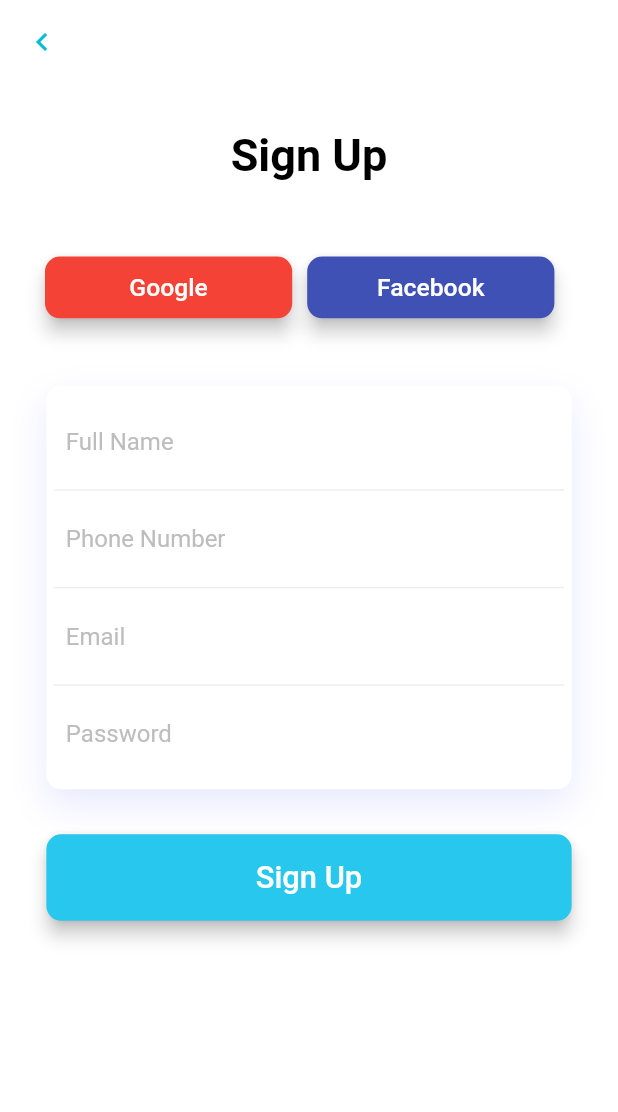
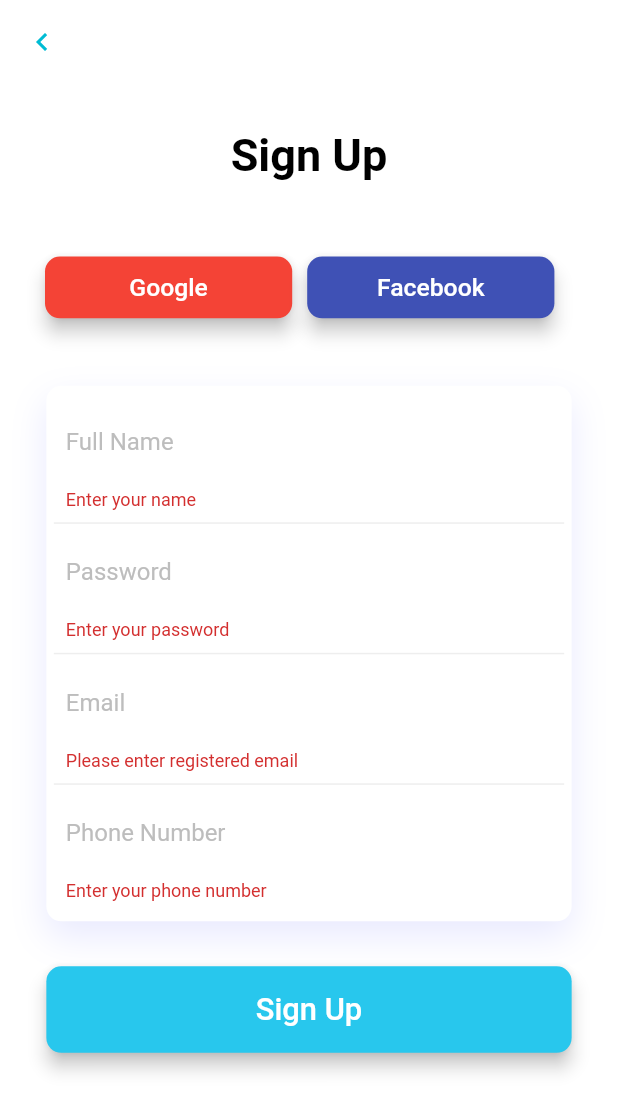
Before and after one commit to vaishnav-197/Ecommerce-App, a Flutter app: the SignUpPage screen opened directly, after a tap on "Sign Up", on a phone screen of 412 x 824 dp. Shown: the top 1112 px of the screen. Run offline on Flutter 3.47's test engine with Material 2 defaults, Android fonts, the light colour scheme and no system bars; our stand-ins replace dio, email_validator, fluttertoast; network calls fail.

Commit message:
authenticated

```diff
--- a/user_app/lib/screens/login.dart
+++ b/user_app/lib/screens/login.dart
@@ -66,9 +66,9 @@
                                 //     !EmailValidator.validate(value, true)
                                 //         ? 'Please enter registered email'
                                 //         : null,
-                                // validator: (value) =>
-                                //     value.isEmpty ? 'Enter your name' : null,
-                                // keyboardType: TextInputType.emailAddress,
+                                validator: (value) =>
+                                    value.isEmpty ? 'Enter your name' : null,
+                                keyboardType: TextInputType.emailAddress,
                                 onChanged: (val) {
                                   name = val;
                                 },
@@ -89,9 +89,9 @@
                                 onChanged: (val) {
                                   password = val;
                                 },
-                                // validator: (value) => value.isEmpty
-                                //     ? 'Enter your password'
-                                //     : null,
+                                validator: (value) => value.isEmpty
+                                    ? 'Enter your password'
+                                    : null,
                                 decoration: InputDecoration(
                                     border: InputBorder.none,
                                     hintText: "Password",
@@ -115,9 +115,9 @@
                     shape: RoundedRectangleBorder(
                         borderRadius: BorderRadius.circular(10.0)),
                     onPressed: () {
-                      // if (_formKey.currentState.validate()) {
-                      //   print(name);
-                      //   print(password);
+                      if (_formKey.currentState.validate()) {
+                        print(name);
+                        print(password);
 
                         AuthService().login(name, password).then((val) {
                           if (val.data['success']) {
@@ -132,7 +132,7 @@
                           }
                         });
 
-                      AuthService().getInfo(token).then((val) {
+                        AuthService().dash(token).then((val) {
                           Fluttertoast.showToast(
                               msg: val.data['msg'],
                               toastLength: Toast.LENGTH_SHORT,
@@ -142,6 +142,7 @@
                               textColor: Colors.white,
                               fontSize: 16.0);
                         });
+                      }
                     },
                     child: Text(
                       'Login',
--- a/user_app/lib/screens/signup.dart
+++ b/user_app/lib/screens/signup.dart
@@ -12,7 +12,7 @@
 
 class _SignUpPageState extends State<SignUpPage> {
   final _formKey = GlobalKey<FormState>();
-  String email, password, name, phonenumber, token;
+  String email, password, name, phone, token;
 
   @override
   Widget build(BuildContext context) {
@@ -128,8 +128,8 @@
                                 onChanged: (val) {
                                   name = val;
                                 },
-                                // validator: (value) =>
-                                //     value.isEmpty ? 'Enter your name' : null,
+                                validator: (value) =>
+                                    value.isEmpty ? 'Enter your name' : null,
                                 decoration: InputDecoration(
                                     border: InputBorder.none,
                                     hintText: "Full Name",
@@ -144,15 +144,16 @@
                                       bottom:
                                           BorderSide(color: Colors.grey[200]))),
                               child: TextFormField(
+                                obscureText: true,
                                 onChanged: (val) {
-                                  phonenumber = val;
+                                  password = val;
                                 },
-                                // validator: (value) => value.isEmpty
-                                //     ? 'Enter your phone number'
-                                //     : null,
+                                validator: (value) => value.isEmpty
+                                    ? 'Enter your password'
+                                    : null,
                                 decoration: InputDecoration(
                                     border: InputBorder.none,
-                                    hintText: "Phone Number",
+                                    hintText: "Password",
                                     hintStyle:
                                         TextStyle(color: Colors.grey[400])),
                               ),
@@ -164,10 +165,10 @@
                                       bottom:
                                           BorderSide(color: Colors.grey[200]))),
                               child: TextFormField(
-                                // validator: (value) =>
-                                //     !EmailValidator.validate(value, true)
-                                //         ? 'Please enter registered email'
-                                //         : null,
+                                validator: (value) =>
+                                    !EmailValidator.validate(value, true)
+                                        ? 'Please enter registered email'
+                                        : null,
                                 keyboardType: TextInputType.emailAddress,
                                 onChanged: (val) {
                                   email = val;
@@ -184,18 +185,18 @@
                               // decoration: BoxDecoration(
                               //     border: Border(
                               //         bottom:
-                              //             BorderSide(color: Colors.grey[200]))),
+                              //             BorderSide(color: Colors.grey[200]))
+                              //             ),
                               child: TextFormField(
-                                obscureText: true,
                                 onChanged: (val) {
-                                  password = val;
+                                  phone = val;
                                 },
-                                // validator: (value) => value.isEmpty
-                                //     ? 'Enter your password'
-                                //     : null,
+                                validator: (value) => value.isEmpty
+                                    ? 'Enter your phone number'
+                                    : null,
                                 decoration: InputDecoration(
                                     border: InputBorder.none,
-                                    hintText: "Password",
+                                    hintText: "Phone Number",
                                     hintStyle:
                                         TextStyle(color: Colors.grey[400])),
                               ),
@@ -216,21 +217,46 @@
                     shape: RoundedRectangleBorder(
                         borderRadius: BorderRadius.circular(10.0)),
                     onPressed: () async {
-                      // if (_formKey.currentState.validate()) {
-                      //   print(email);
-                      //   print(password);
-                      //   print(name);
-                      //   print(phonenumber);
-                      // }
-                      AuthService().addUser(name, password).then((val) {
+                      if (_formKey.currentState.validate()) {
+                        print(email);
+                        print(password);
+                        print(name);
+                        print(phone);
+                      }
+                      AuthService()
+                          .addUser(
+                        name,
+                        password,
+                        email,
+                        phone,
+                      )
+                          .then((val) {
+                        if (val.data['success']) {
+                          // token = val.data['token'];
                           Fluttertoast.showToast(
-                            msg: 'Register Successfull',
+                              msg: val.data['msg'],
                               toastLength: Toast.LENGTH_SHORT,
                               gravity: ToastGravity.BOTTOM,
-                            timeInSecForIosWeb: 1,
                               backgroundColor: Colors.green,
                               textColor: Colors.white,
                               fontSize: 16.0);
+                        } else {
+                          Fluttertoast.showToast(
+                              msg: val.data['msg'],
+                              toastLength: Toast.LENGTH_SHORT,
+                              gravity: ToastGravity.BOTTOM,
+                              backgroundColor: Colors.red,
+                              textColor: Colors.white,
+                              fontSize: 16.0);
+                        }
+                        // Fluttertoast.showToast(
+                        //     msg: 'Registation Successfull',
+                        //     toastLength: Toast.LENGTH_SHORT,
+                        //     gravity: ToastGravity.BOTTOM,
+                        //     timeInSecForIosWeb: 1,
+                        //     backgroundColor: Colors.green,
+                        //     textColor: Colors.white,
+                        //     fontSize: 16.0);
                       });
                     },
                     child: Text(
--- a/user_app/lib/services/authenticate.dart
+++ b/user_app/lib/services/authenticate.dart
@@ -23,14 +23,19 @@
     }
   }
 
-  addUser(name, password) async {
+  addUser(name, password, email, phone) async {
     return await dio.post('https://apiecomdemo.herokuapp.com/adduser',
-        data: {"name": name, "password": password},
+        data: {
+          "name": name,
+          "password": password,
+          "email": email,
+          "phone": phone
+        },
         options: Options(contentType: Headers.formUrlEncodedContentType));
   }
 
-  getInfo(token) async {
+  dash(token) async {
     dio.options.headers['Authorization'] = 'Bearer $token';
-    return await dio.get('https://apiecomdemo.herokuapp.com/getinfo');
+    return await dio.get('https://apiecomdemo.herokuapp.com/dash');
   }
 }
```
Lines whose indentation alone changed are shown as unchanged.
